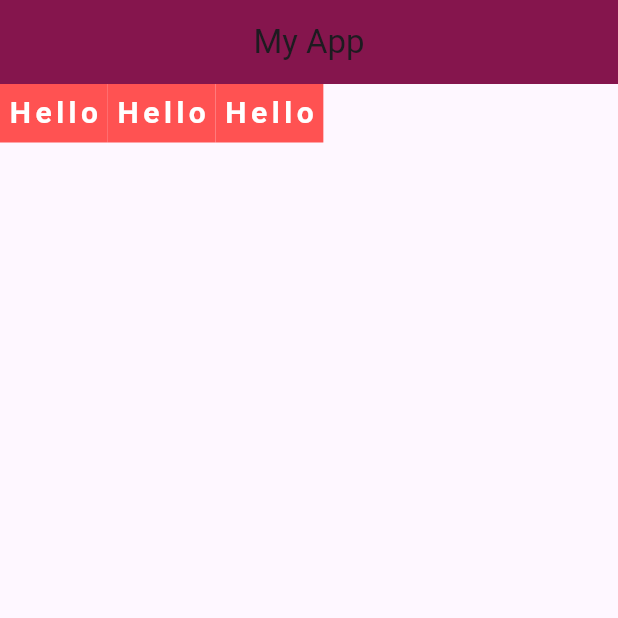
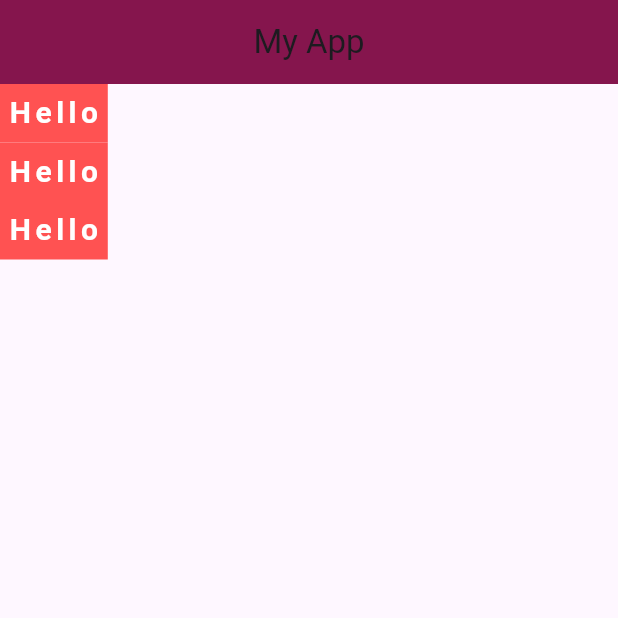
Before and after one commit to armzaza595/learn_flutter_67_1, a Flutter app: the screen it shows after launch, on a phone screen of 412 x 824 dp, the top half of it. Run offline on Flutter 3.47's test engine with Material 3 defaults, Android fonts, the phone set to English and light mode, and no system bars.

Commit message:
step5:container, row , column, main axis, cross axis

```diff
--- a/lib/screen/home.dart
+++ b/lib/screen/home.dart
@@ -1,10 +1,11 @@
 import 'package:flutter/material.dart';
+
 class Home extends StatelessWidget {
   const Home({super.key});
 
   @override
   Widget build(BuildContext context) {
-    return Row(
+    return Column(
       mainAxisAlignment: MainAxisAlignment.start,
       //mainAxisAlignment: MainAxisAlignment.start,
       //mainAxisAlignment: MainAxisAlignment.center,
@@ -13,8 +14,8 @@ class Home extends StatelessWidget {
       //mainAxisAlignment: MainAxisAlignment.spaceEvenly,
       children: [
         Container(
-          color:  Colors.redAccent,
-          padding: EdgeInsets.symmetric(horizontal: 5, vertical:  5),
+          color: Colors.redAccent,
+          padding: EdgeInsets.symmetric(horizontal: 5, vertical: 5),
           child: Text(
             "Hello",
             style: TextStyle(
@@ -23,11 +24,11 @@ class Home extends StatelessWidget {
               fontWeight: FontWeight.bold,
               letterSpacing: 3,
             ),
-          )
+          ),
         ),
         Container(
-          color:  Colors.redAccent,
-          padding: EdgeInsets.symmetric(horizontal: 5, vertical:  5),
+          color: Colors.redAccent,
+          padding: EdgeInsets.symmetric(horizontal: 5, vertical: 5),
           child: Text(
             "Hello",
             style: TextStyle(
@@ -36,11 +37,11 @@ class Home extends StatelessWidget {
               fontWeight: FontWeight.bold,
               letterSpacing: 3,
             ),
-          )
+          ),
         ),
         Container(
-          color:  Colors.redAccent,
-          padding: EdgeInsets.symmetric(horizontal: 5, vertical:  5),
+          color: Colors.redAccent,
+          padding: EdgeInsets.symmetric(horizontal: 5, vertical: 5),
           child: Text(
             "Hello",
             style: TextStyle(
@@ -49,10 +50,9 @@ class Home extends StatelessWidget {
               fontWeight: FontWeight.bold,
               letterSpacing: 3,
             ),
-          )
+          ),
         ),
       ],
     );
-
   }
 }
```
Lines whose indentation alone changed are shown as unchanged.
